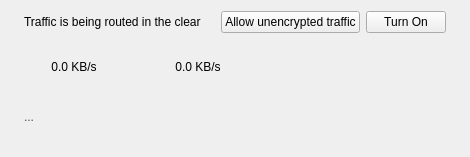
Before: the Qt Designer form src/leap/bitmask/gui/ui/eip_status.ui in leapcode/bitmask_client, drawn with Qt 5.
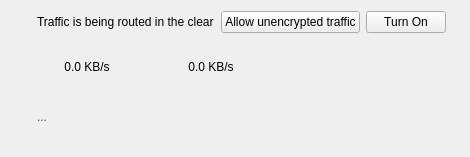
After: the same form once the commit is applied. Icons and pictures are not drawn.

```diff
--- a/src/leap/bitmask/gui/ui/eip_status.ui
+++ b/src/leap/bitmask/gui/ui/eip_status.ui
@@ -28,7 +28,7 @@
      <property name="verticalSpacing">
       <number>0</number>
      </property>
-     <item row="0" column="3">
+     <item row="0" column="4">
       <widget class="QPushButton" name="btnEipStartStop">
        <property name="text">
         <string>Turn On</string>
@@ -51,7 +51,7 @@
        </property>
       </widget>
      </item>
-     <item row="3" column="1">
+     <item row="3" column="2">
       <widget class="QLabel" name="lblEIPStatus">
        <property name="maximumSize">
         <size>
@@ -70,7 +70,7 @@
        </property>
       </widget>
      </item>
-     <item row="0" column="1">
+     <item row="0" column="2">
       <widget class="QLabel" name="lblEIPMessage">
        <property name="sizePolicy">
         <sizepolicy hsizetype="Preferred" vsizetype="Minimum">
@@ -86,7 +86,7 @@
        </property>
       </widget>
      </item>
-     <item row="0" column="4">
+     <item row="0" column="5">
       <widget class="QLabel" name="lblVPNStatusIcon">
        <property name="maximumSize">
         <size>
@@ -105,7 +105,7 @@
        </property>
       </widget>
      </item>
-     <item row="1" column="1">
+     <item row="1" column="2">
       <spacer name="horizontalSpacer">
        <property name="orientation">
         <enum>Qt::Horizontal</enum>
@@ -118,7 +118,7 @@
        </property>
       </spacer>
      </item>
-     <item row="2" column="1" colspan="4">
+     <item row="2" column="2" colspan="4">
       <widget class="QWidget" name="eip_bandwidth" native="true">
        <layout class="QHBoxLayout" name="horizontalLayout">
         <property name="spacing">
@@ -239,13 +239,20 @@
        </layout>
       </widget>
      </item>
-     <item row="0" column="2">
+     <item row="0" column="3">
       <widget class="QPushButton" name="btnFwDown">
        <property name="text">
         <string>Allow unencrypted traffic</string>
        </property>
       </widget>
      </item>
+     <item row="0" column="1">
+      <widget class="QLabel" name="lblGatewayCountryCode">
+       <property name="text">
+        <string/>
+       </property>
+      </widget>
+     </item>
     </layout>
    </item>
   </layout>
```
